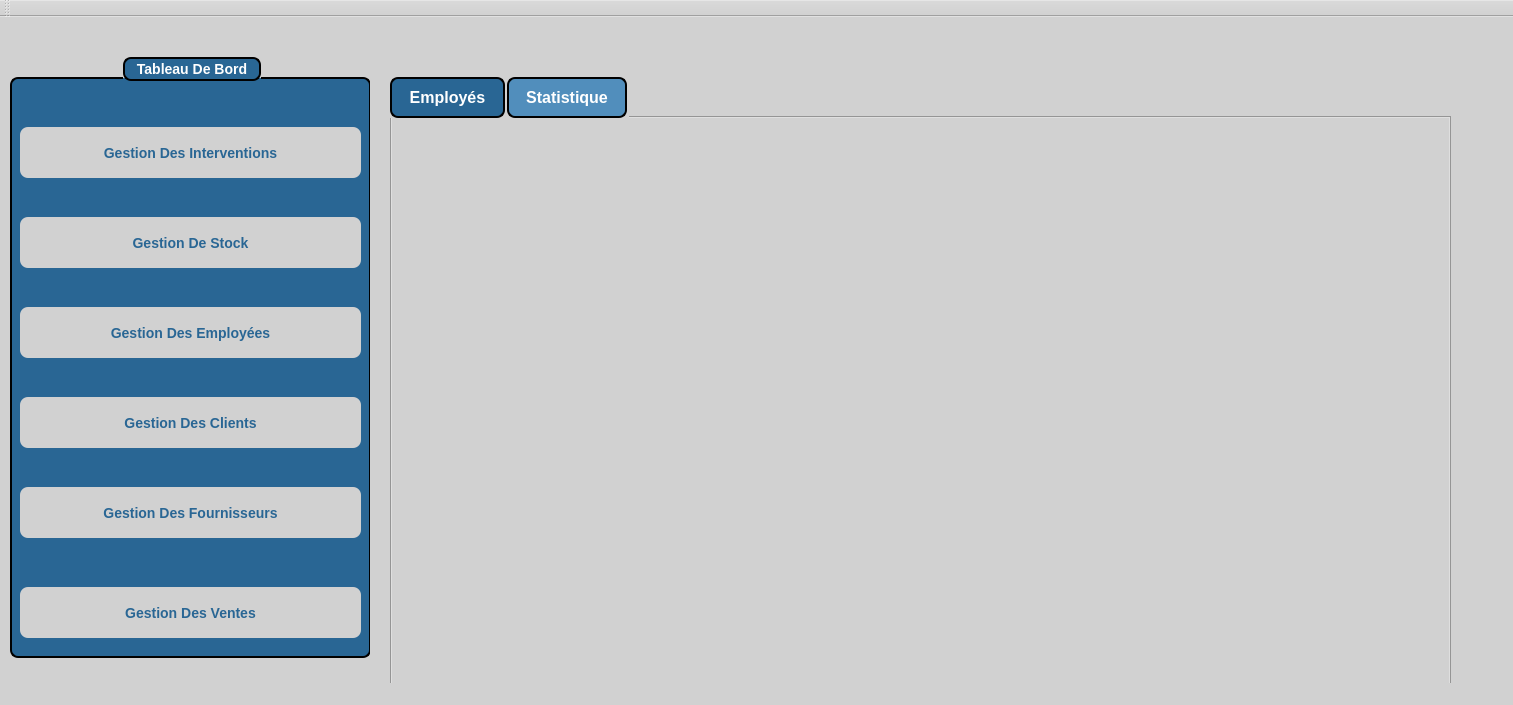
The window that projetcpp-2a25-s1-smart-electronics-repair-shop-GestionClient/inetgration with login - arduoino/mainwindow.ui (Esprit-UP-Algo/projetcpp-2a25-s1-smart-electronics-repair-shop) describes before a commit, drawn with Qt 5.
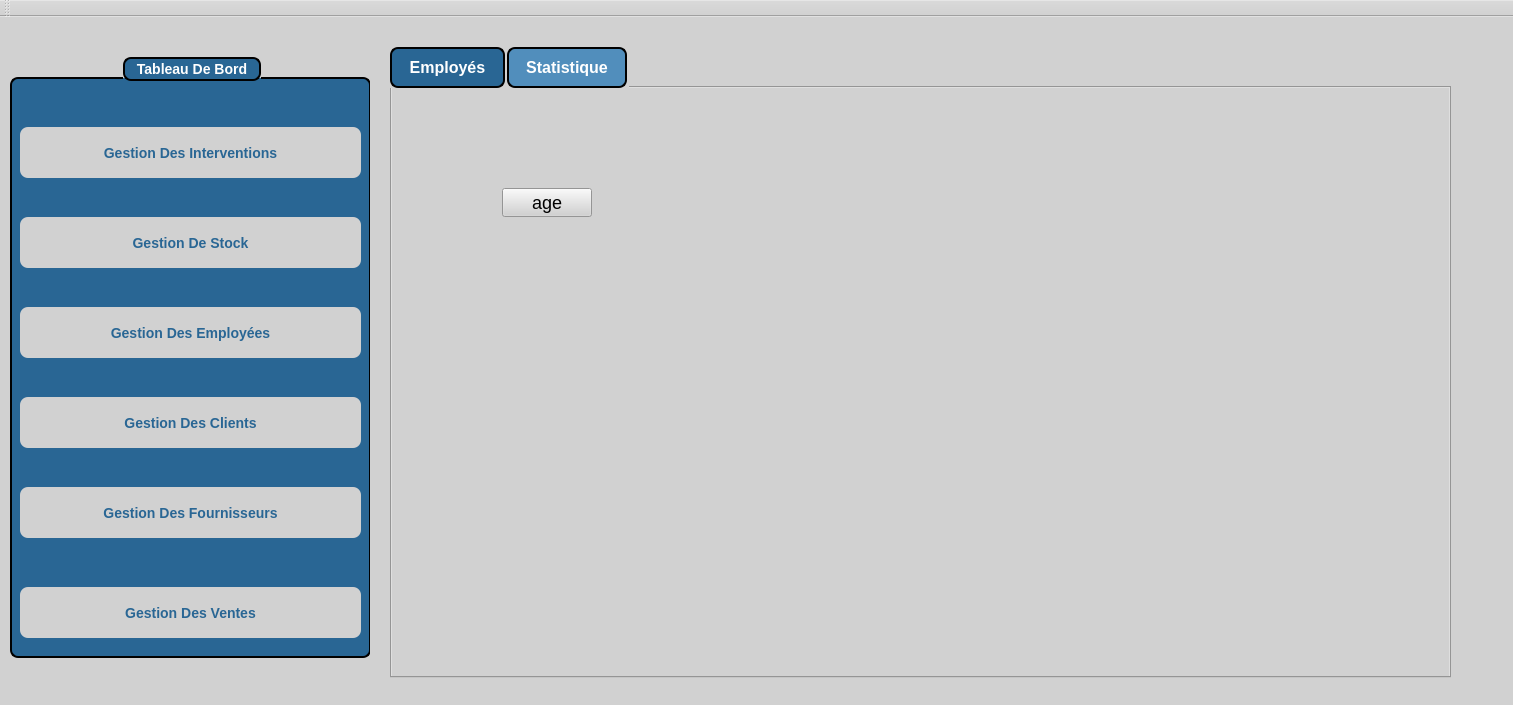
The same window after the commit. The open tabs and pages were chosen to show the change. Icons and pictures are not drawn.

```diff
--- a/projetcpp-2a25-s1-smart-electronics-repair-shop-GestionClient/inetgration with login - arduoino/mainwindow.ui
+++ b/projetcpp-2a25-s1-smart-electronics-repair-shop-GestionClient/inetgration with login - arduoino/mainwindow.ui
@@ -4313,7 +4313,7 @@
       <property name="geometry">
        <rect>
         <x>20</x>
-        <y>30</y>
+        <y>0</y>
         <width>1061</width>
         <height>631</height>
        </rect>
@@ -5316,6 +5316,32 @@
        <attribute name="title">
         <string>Statistique</string>
        </attribute>
+       <widget class="QPushButton" name="agestatemp">
+        <property name="geometry">
+         <rect>
+          <x>110</x>
+          <y>100</y>
+          <width>90</width>
+          <height>29</height>
+         </rect>
+        </property>
+        <property name="text">
+         <string>age</string>
+        </property>
+       </widget>
+       <widget class="QLabel" name="empstat">
+        <property name="geometry">
+         <rect>
+          <x>340</x>
+          <y>140</y>
+          <width>491</width>
+          <height>361</height>
+         </rect>
+        </property>
+        <property name="text">
+         <string/>
+        </property>
+       </widget>
       </widget>
      </widget>
     </widget>
```
Left out of the diff: 82 changed lines with no effect on the pictures.
